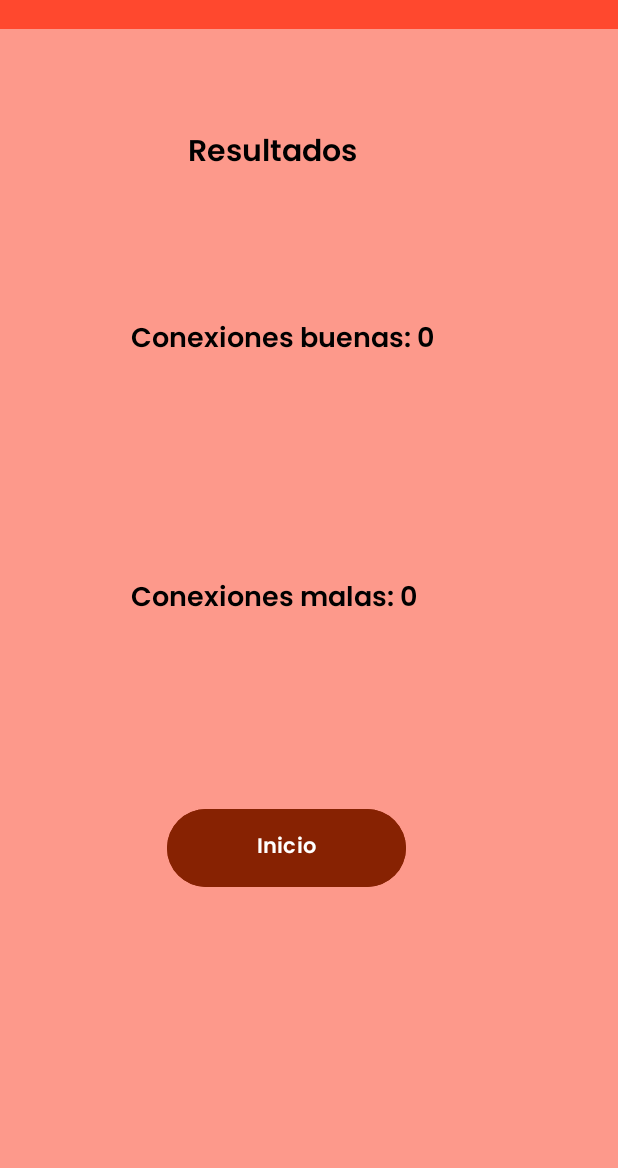
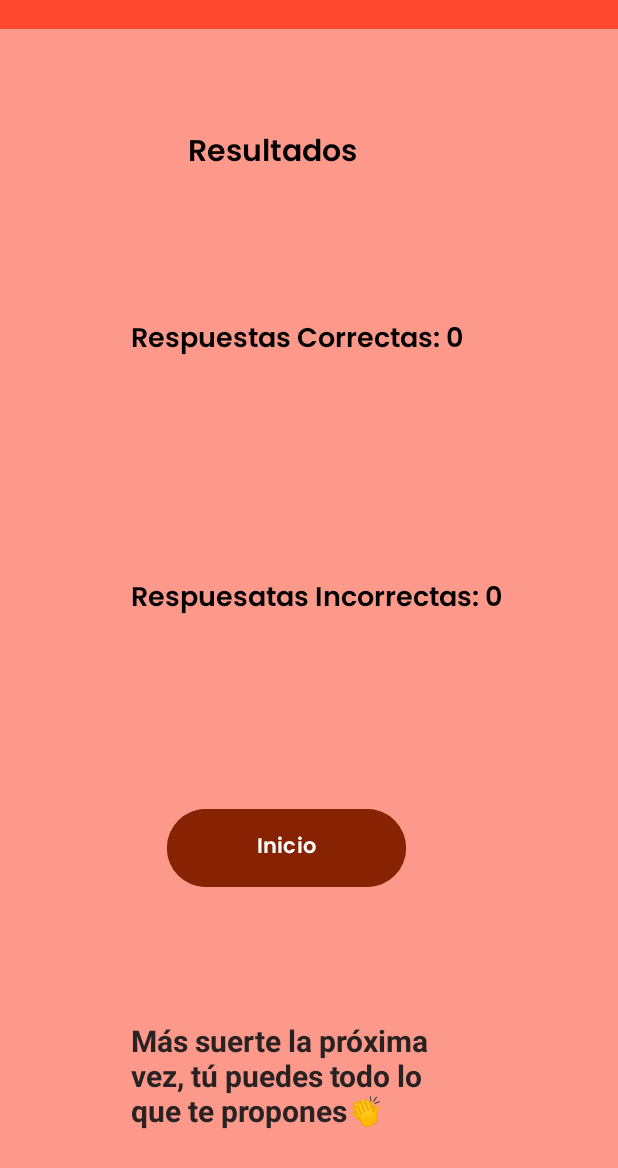
Before and after one commit to Sheens507/Proyecto3, an Android app: the ScoreActivity screen opened directly, with no data from a screen before it, on a phone screen of 412 x 824 dp. Shown: the top 1168 px of the screen. Run offline under Robolectric (Android 15) with nearby library versions, the phone set to English and light mode, and no system bars.

Commit message:
Ultima actualización del diseño
Técnicamente con esto es el fin del proyecto solo faltaría los ajuste a los meta datos de la app

```diff
--- a/app/src/main/java/com/example/proyecto3/DragActivity.java
+++ b/app/src/main/java/com/example/proyecto3/DragActivity.java
@@ -130,6 +130,7 @@ public class DragActivity extends AppCompatActivity {
                 intent.putExtra("goodConnections", totalGoodConnections);
                 intent.putExtra("badConnections", totalBadConnections);
                 startActivity(intent);
+                finish();
             }
         });
     }
--- a/app/src/main/java/com/example/proyecto3/PareoActivity.java
+++ b/app/src/main/java/com/example/proyecto3/PareoActivity.java
@@ -172,6 +172,7 @@ public class PareoActivity extends AppCompatActivity {
         intent.putExtra("goodConnections", currentGoodConnections);
         intent.putExtra("badConnections", currentBadConnections);
         startActivity(intent);
+        finish();
     }
 
     private class DrawingView extends View {
--- a/app/src/main/java/com/example/proyecto3/ScoreActivity.java
+++ b/app/src/main/java/com/example/proyecto3/ScoreActivity.java
@@ -11,6 +11,7 @@ public class ScoreActivity extends AppCompatActivity {
 
     private TextView textViewGoodConnections;
     private TextView textViewBadConnections;
+    private TextView textViewMesaje;
     private Button inicio;
     private int goodConnections=0;
     private int badConnections=0;
@@ -22,6 +23,7 @@ public class ScoreActivity extends AppCompatActivity {
 
         textViewGoodConnections = findViewById(R.id.textViewGoodConnections);
         textViewBadConnections = findViewById(R.id.textViewBadConnections);
+        textViewMesaje = findViewById(R.id.mensaje);
         inicio = findViewById(R.id.inicio);
 
         // Recibir los datos enviados desde MainActivity
@@ -31,9 +33,18 @@ public class ScoreActivity extends AppCompatActivity {
             int badConnections = intent.getIntExtra("badConnections", 0);
 
             // Mostrar los datos en TextViews
-            textViewGoodConnections.setText("Conexiones buenas: " + goodConnections);
-            textViewBadConnections.setText("Conexiones malas: " + badConnections);
+            textViewGoodConnections.setText("Respuestas Correctas: " + goodConnections);
+            textViewBadConnections.setText("Respuesatas Incorrectas: " + badConnections);
+            if (goodConnections == 6) {
+                textViewMesaje.setText("\uD83C\uDF89Felicidades, has hecho un buen trabajo\uD83C\uDF89");
+            } else if (goodConnections >= 3 && goodConnections < 6) {
+                textViewMesaje.setText("Buen trabajo, pero puedes mejorar\uD83D\uDCAA");
+            } else {
+                textViewMesaje.setText("Más suerte la próxima vez, tú puedes todo lo que te propones\uD83D\uDC4F");
+            }
+
         }
+
 
         inicio.setOnClickListener(new View.OnClickListener() {
             @Override
--- a/app/src/main/res/layout/activity_drag.xml
+++ b/app/src/main/res/layout/activity_drag.xml
@@ -73,6 +73,7 @@
         android:text="TextView"
         android:textColor="@color/black"
         android:textSize="16sp"
+        android:visibility="invisible"
         app:layout_constraintBottom_toBottomOf="parent"
         app:layout_constraintEnd_toEndOf="parent"
         app:layout_constraintHorizontal_bias="0.498"
--- a/app/src/main/res/layout/activity_score.xml
+++ b/app/src/main/res/layout/activity_score.xml
@@ -14,7 +14,7 @@
         android:layout_marginStart="87dp"
         android:layout_marginTop="211dp"
         android:fontFamily="@font/poppins_semibold"
-        android:text="Conexiones buenas: 0"
+        android:text="Respuestas Correctas: 0"
         android:textColor="@color/black"
         android:textSize="18sp" />
 
@@ -27,7 +27,7 @@
         android:layout_marginStart="87dp"
         android:layout_marginTop="141dp"
         android:fontFamily="@font/poppins_semibold"
-        android:text="Conexiones malas: 0"
+        android:text="Respuesatas Incorrectas: 0"
         android:textColor="@color/black"
         android:textSize="18sp" />
 
@@ -67,4 +67,16 @@
         android:background="#FF482E"
         android:orientation="horizontal"></LinearLayout>
 
+    <TextView
+        android:id="@+id/mensaje"
+        android:layout_width="221dp"
+        android:layout_height="wrap_content"
+        android:layout_alignParentStart="true"
+        android:layout_alignParentBottom="true"
+        android:layout_marginStart="87dp"
+        android:layout_marginBottom="70dp"
+        android:textColor="#292222"
+        android:textSize="20sp"
+        android:textStyle="bold" />
+
 </RelativeLayout>
```
